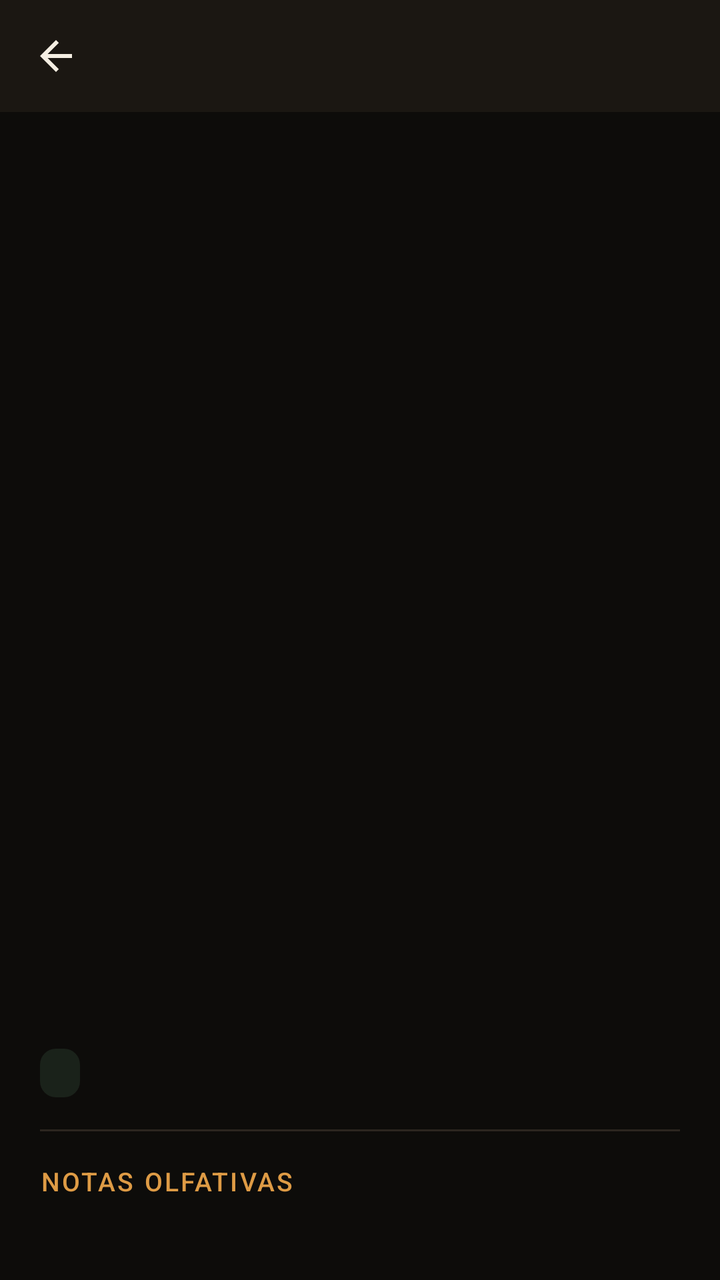
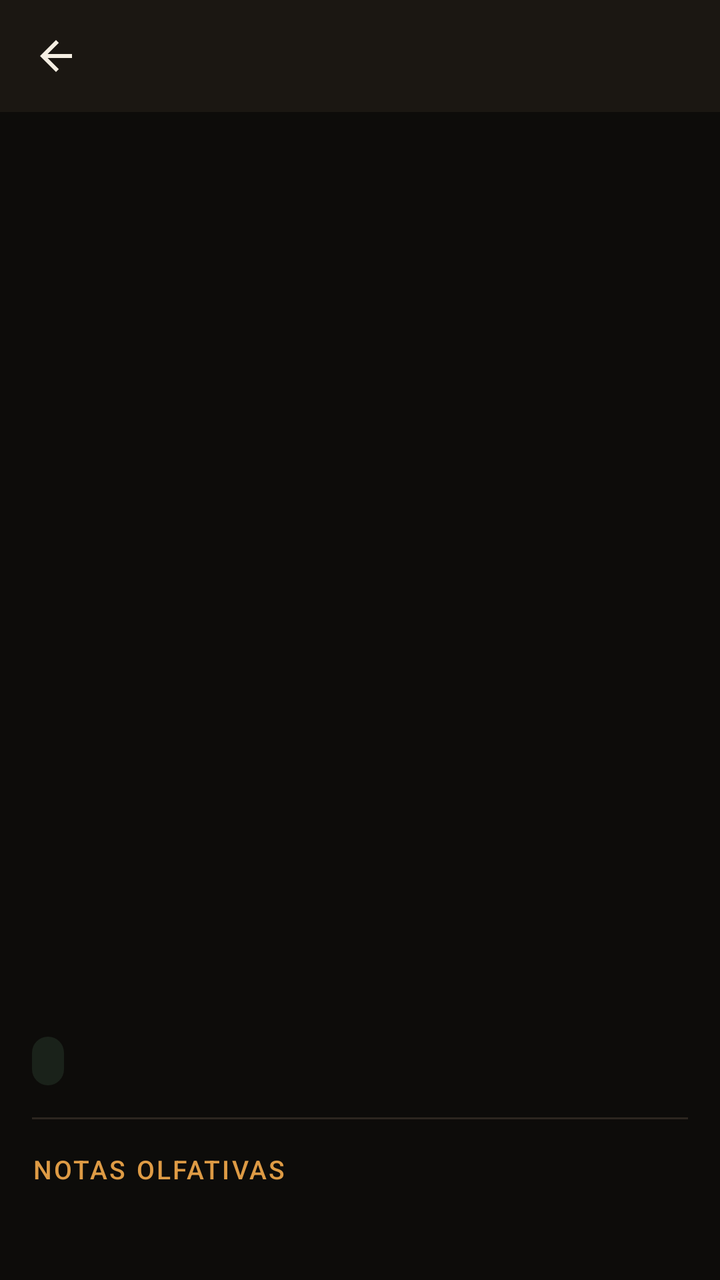

An Android layout rendered at two revisions. The XML below is the earlier revision; the diff shows what the commit changed to produce the second picture.
<!-- AndroidManifest.xml: application theme Theme.RFragancias -->
<!-- res/layout/activity_perfume_detalle.xml -->
<?xml version="1.0" encoding="utf-8"?>
<androidx.core.widget.NestedScrollView xmlns:android="http://schemas.android.com/apk/res/android"
    xmlns:app="http://schemas.android.com/apk/res-auto"
    android:layout_width="match_parent"
    android:layout_height="match_parent"
    android:background="@color/bg"
    android:fillViewport="true">

    <LinearLayout
        android:layout_width="match_parent"
        android:layout_height="wrap_content"
        android:orientation="vertical">

        <androidx.appcompat.widget.Toolbar
            android:id="@+id/toolbar"
            android:layout_width="match_parent"
            android:layout_height="?attr/actionBarSize"
            android:background="@color/surface"
            app:navigationIcon="@drawable/ic_back"
            app:title=""
            app:titleTextColor="@color/text_primary" />

        <ImageView
            android:id="@+id/img_detalle"
            android:layout_width="match_parent"
            android:layout_height="380dp"
            android:background="@color/bg"
            android:padding="12dp"
            android:scaleType="fitCenter"
            android:contentDescription="@string/titulo_perfume_detalle" />

        <LinearLayout
            android:layout_width="match_parent"
            android:layout_height="wrap_content"
            android:orientation="vertical"
            android:padding="@dimen/padding_screen">

            <TextView
                android:id="@+id/texto_disenador_detalle"
                android:layout_width="match_parent"
                android:layout_height="wrap_content"
                android:textAllCaps="true"
                android:textColor="@color/primary"
                android:textSize="13sp"
                android:letterSpacing="0.05" />

            <TextView
                android:id="@+id/texto_nombre_detalle"
                android:layout_width="match_parent"
                android:layout_height="wrap_content"
                android:layout_marginTop="4dp"
                android:textSize="28sp"
                style="@style/TextDisplay" />

            <TextView
                android:id="@+id/badge_genero_detalle"
                android:layout_width="wrap_content"
                android:layout_height="wrap_content"
                android:layout_marginTop="10dp"
                android:background="@drawable/bg_badge_success"
                android:paddingHorizontal="10dp"
                android:paddingVertical="4dp"
                android:textColor="@color/text_primary"
                android:textSize="12sp" />

            <View
                android:layout_width="match_parent"
                android:layout_height="1dp"
                android:layout_marginVertical="16dp"
                android:background="@drawable/divider" />

            <TextView
                android:layout_width="wrap_content"
                android:layout_height="wrap_content"
                android:text="Notas olfativas"
                style="@style/TextEyebrow" />

            <TextView
                android:id="@+id/texto_notas_detalle"
                android:layout_width="match_parent"
                android:layout_height="wrap_content"
                android:layout_marginTop="6dp"
                android:textColor="@color/text_primary"
                android:textSize="15sp"
                android:lineSpacingExtra="4dp" />

            <com.google.android.material.button.MaterialButton
                android:id="@+id/btn_agregar_carrito_detalle"
                android:layout_width="match_parent"
                android:layout_height="wrap_content"
                android:layout_marginTop="28dp"
                android:text="@string/btn_agregar_carrito"
                app:icon="@drawable/ic_add" />

            <com.google.android.material.button.MaterialButton
                android:id="@+id/btn_whatsapp_detalle"
                android:layout_width="match_parent"
                android:layout_height="wrap_content"
                android:layout_marginTop="10dp"
                android:backgroundTint="@color/whatsapp"
                android:text="@string/btn_whatsapp"
                android:textColor="@color/white"
                app:icon="@drawable/ic_whatsapp"
                app:iconTint="@color/white" />

        </LinearLayout>
    </LinearLayout>
</androidx.core.widget.NestedScrollView>
<!-- resources referenced by this layout -->
<resources>
  <color name="bg">#0D0C0A</color>
  <color name="primary">#DE9B45</color>
  <color name="surface">#1B1712</color>
  <color name="text_primary">#F4EEE2</color>
  <color name="whatsapp">#3FCE71</color>
  <color name="white">#FFFFFF</color>
  <dimen name="padding_screen">20dp</dimen>
  <!-- drawable bg_badge_success (drawable) -->
  <shape xmlns:android="http://schemas.android.com/apk/res/android" android:shape="rectangle">
      <corners android:radius="8dp"/>
      <solid android:color="@color/success_bg"/>
  </shape>
  <!-- drawable divider (drawable) -->
  <shape xmlns:android="http://schemas.android.com/apk/res/android" android:shape="rectangle">
      <solid android:color="@color/border"/>
  </shape>
  <!-- drawable ic_add (drawable) -->
  <vector xmlns:android="http://schemas.android.com/apk/res/android"
      android:width="24dp" android:height="24dp" android:viewportWidth="24" android:viewportHeight="24">
      <path android:fillColor="#0D0C0A" android:pathData="M19,13h-6v6h-2v-6H5v-2h6V5h2v6h6v2z"/>
  </vector>
  <string name="btn_agregar_carrito">Agregar al carrito</string>
  <string name="btn_whatsapp">Escríbenos por WhatsApp</string>
  <string name="titulo_perfume_detalle">Detalle del perfume</string>
  <style name="TextDisplay">
          <item name="android:textColor">@color/text_primary</item>
          <item name="android:fontFamily">serif</item>
          <item name="android:textSize">26sp</item>
          <item name="android:textStyle">normal</item>
      </style>
  <style name="Theme.RFragancias" parent="Theme.MaterialComponents.DayNight.NoActionBar">
          <item name="colorPrimary">@color/primary</item>
          <item name="colorPrimaryDark">@color/bg</item>
          <item name="colorAccent">@color/primary</item>
          <item name="colorSurface">@color/surface</item>
          <item name="colorOnSurface">@color/text_primary</item>
          <item name="colorOnPrimary">@color/bg</item>
          <item name="android:windowBackground">@color/bg</item>
          <item name="android:statusBarColor">@color/bg</item>
          <item name="android:navigationBarColor">@color/bg</item>
          <item name="android:windowLightStatusBar" tools:targetApi="m">false</item>
          <item name="android:textColorPrimary">@color/text_primary</item>
          <item name="android:textColorSecondary">@color/text_muted</item>
          <item name="materialButtonStyle">@style/Widget.RFragancias.Button</item>
          <item name="editTextStyle">@style/Widget.RFragancias.EditText</item>
          <item name="textInputStyle">@style/Widget.RFragancias.TextInputLayout</item>
      </style>
  <color name="success_bg">#1F7FBE8A</color>
  <color name="border">#2C2620</color>
  <color name="text_muted">#ACA090</color>
  <style name="Widget.RFragancias.EditText" parent="Widget.AppCompat.EditText">
          <item name="android:textColor">@color/text_primary</item>
          <item name="android:textColorHint">@color/text_muted</item>
      </style>
  <style name="Widget.RFragancias.TextInputLayout" parent="Widget.MaterialComponents.TextInputLayout.OutlinedBox">
          <item name="boxStrokeColor">@color/border</item>
          <item name="hintTextColor">@color/primary</item>
          <item name="android:textColorHint">@color/text_muted</item>
          <item name="boxCornerRadiusTopStart">10dp</item>
          <item name="boxCornerRadiusTopEnd">10dp</item>
          <item name="boxCornerRadiusBottomStart">10dp</item>
          <item name="boxCornerRadiusBottomEnd">10dp</item>
      </style>
  <!-- unchanged entries left out for length: 4 -->
</resources>

<!-- the commit's change to res/layout/activity_perfume_detalle.xml (unified diff, before → after) -->
@@ -56,9 +56,9 @@
                 android:id="@+id/badge_genero_detalle"
                 android:layout_width="wrap_content"
                 android:layout_height="wrap_content"
-                android:layout_marginTop="10dp"
+                android:layout_marginTop="8dp"
                 android:background="@drawable/bg_badge_success"
-                android:paddingHorizontal="10dp"
+                android:paddingHorizontal="8dp"
                 android:paddingVertical="4dp"
                 android:textColor="@color/text_primary"
                 android:textSize="12sp" />
@@ -79,7 +79,7 @@
                 android:id="@+id/texto_notas_detalle"
                 android:layout_width="match_parent"
                 android:layout_height="wrap_content"
-                android:layout_marginTop="6dp"
+                android:layout_marginTop="8dp"
                 android:textColor="@color/text_primary"
                 android:textSize="15sp"
                 android:lineSpacingExtra="4dp" />
@@ -88,7 +88,7 @@
                 android:id="@+id/btn_agregar_carrito_detalle"
                 android:layout_width="match_parent"
                 android:layout_height="wrap_content"
-                android:layout_marginTop="28dp"
+                android:layout_marginTop="24dp"
                 android:text="@string/btn_agregar_carrito"
                 app:icon="@drawable/ic_add" />
 
@@ -96,7 +96,7 @@
                 android:id="@+id/btn_whatsapp_detalle"
                 android:layout_width="match_parent"
                 android:layout_height="wrap_content"
-                android:layout_marginTop="10dp"
+                android:layout_marginTop="8dp"
                 android:backgroundTint="@color/whatsapp"
                 android:text="@string/btn_whatsapp"
                 android:textColor="@color/white"
<!-- resource entries referenced after the edit -->
@@ -4,9 +4,9 @@
   <color name="primary">#DE9B45</color>
   <color name="surface">#1B1712</color>
   <color name="text_primary">#F4EEE2</color>
-  <color name="whatsapp">#3FCE71</color>
+  <color name="whatsapp">#0F7A3E</color>
   <color name="white">#FFFFFF</color>
-  <dimen name="padding_screen">20dp</dimen>
+  <dimen name="padding_screen">16dp</dimen>
   <!-- drawable bg_badge_success (drawable) -->
   <shape xmlns:android="http://schemas.android.com/apk/res/android" android:shape="rectangle">
       <corners android:radius="8dp"/>
@@ -37,6 +37,8 @@
           <item name="colorSurface">@color/surface</item>
           <item name="colorOnSurface">@color/text_primary</item>
           <item name="colorOnPrimary">@color/bg</item>
+          <item name="colorError">@color/error</item>
+          <item name="colorOnError">@color/bg</item>
           <item name="android:windowBackground">@color/bg</item>
           <item name="android:statusBarColor">@color/bg</item>
           <item name="android:navigationBarColor">@color/bg</item>
@@ -49,13 +51,17 @@
       </style>
   <color name="success_bg">#1F7FBE8A</color>
   <color name="border">#2C2620</color>
+  <color name="error">#E08A72</color>
   <color name="text_muted">#ACA090</color>
   <style name="Widget.RFragancias.EditText" parent="Widget.AppCompat.EditText">
           <item name="android:textColor">@color/text_primary</item>
           <item name="android:textColorHint">@color/text_muted</item>
       </style>
   <style name="Widget.RFragancias.TextInputLayout" parent="Widget.MaterialComponents.TextInputLayout.OutlinedBox">
-          <item name="boxStrokeColor">@color/border</item>
+          <item name="boxStrokeColor">@color/input_stroke</item>
+          <item name="boxStrokeErrorColor">@color/error</item>
+          <item name="errorTextColor">@color/error</item>
+          <item name="errorIconTint">@color/error</item>
           <item name="hintTextColor">@color/primary</item>
           <item name="android:textColorHint">@color/text_muted</item>
           <item name="boxCornerRadiusTopStart">10dp</item>
